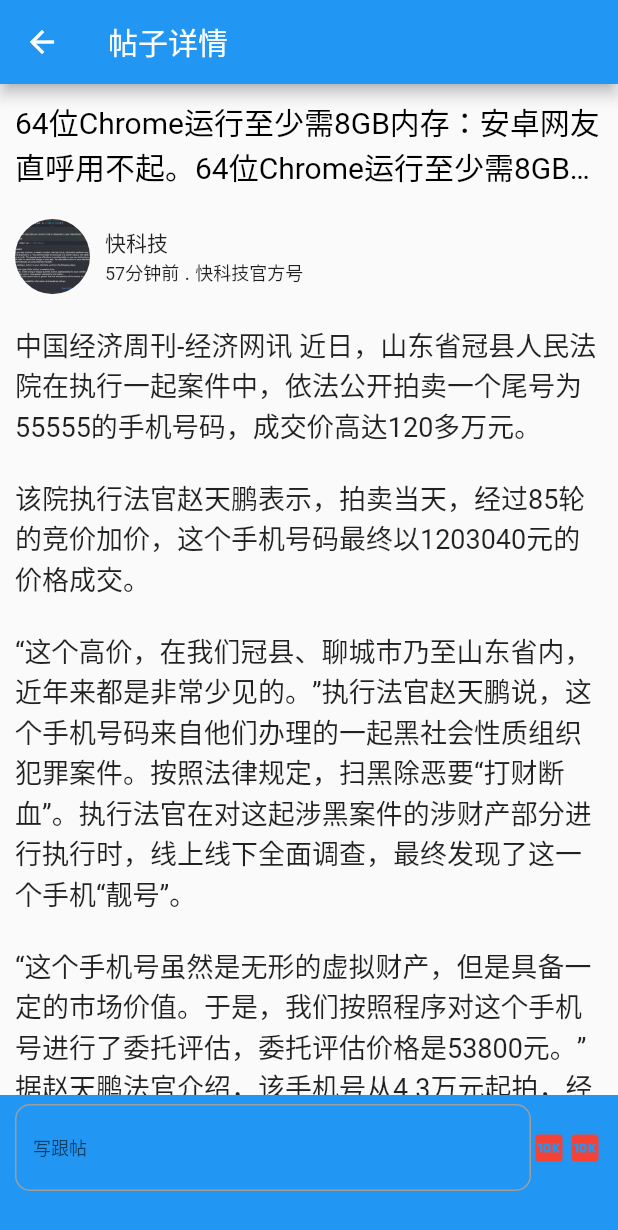
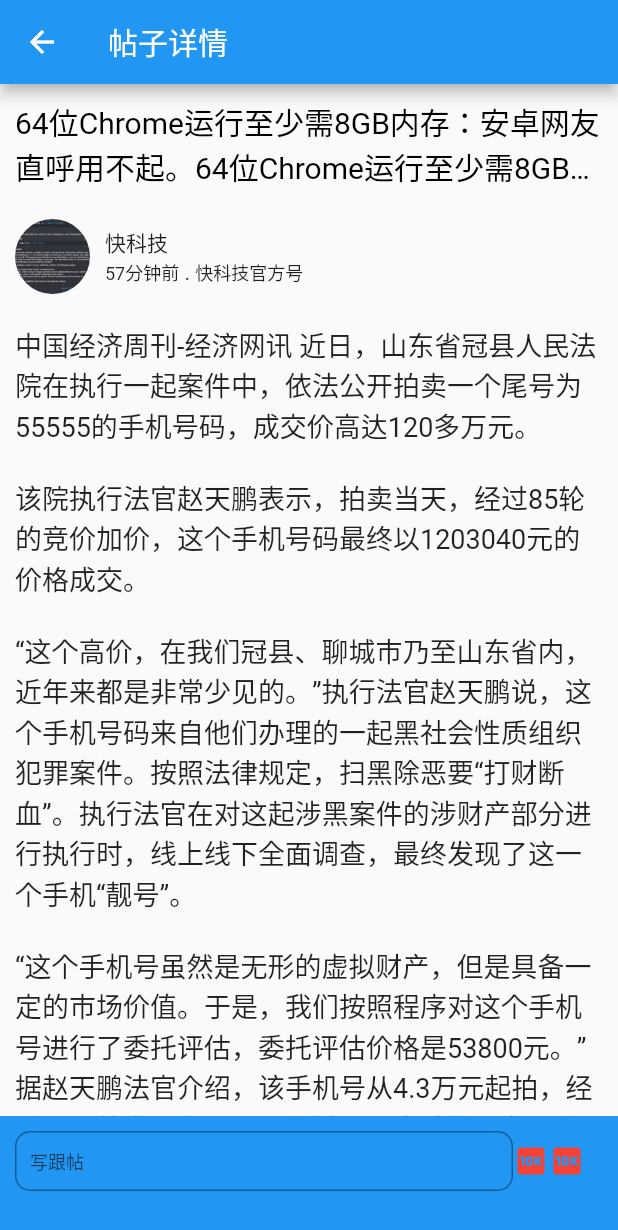
Before and after one commit to CaryZheng/swiftmic_news_flutter, a Flutter app: the ArticleDetailPageView screen opened directly, on a phone screen of 412 x 824 dp. Shown: the top 1230 px of the screen. Run offline on Flutter 3.47's test engine with Material 2 defaults, Android fonts, the phone set to English and light mode, and no system bars; our stand-ins replace pull_to_refresh; network calls fail.

Commit message:
Update detail page input widget

```diff
--- a/lib/article/ArticleDetailPageView.dart
+++ b/lib/article/ArticleDetailPageView.dart
@@ -108,17 +108,28 @@
             color: Colors.blue,
             child: Row(
               children: [
-                Expanded(
+                SizedBox(
+                  width: MediaQuery.of(context).size.width - 80,
+                  height: 40,
+                  child: Container(
                     child: TextField(
                       style: TextStyle(
                         fontSize: 12,
                       ),
                       decoration: InputDecoration(
+                        contentPadding: EdgeInsets.all(10),
                         hintText: "写跟帖",
-                      enabledBorder: OutlineInputBorder(
+                        border: OutlineInputBorder(
                           borderSide: BorderSide(color: Colors.grey),
                           borderRadius: BorderRadius.all(
                             Radius.circular(10.0),
+                          ),
+                        ),
+                        focusedBorder: OutlineInputBorder(
+                          borderSide: BorderSide(color: Colors.grey),
+                          borderRadius: BorderRadius.all(
+                            Radius.circular(10.0),
+                          ),
                         ),
                       ),
                     ),
@@ -140,7 +151,7 @@
                 ),
               ],
             ),
-            padding: EdgeInsets.fromLTRB(10, 6, 10, 30),
+            padding: EdgeInsets.fromLTRB(10, 10, 10, 30),
           ),
         ],
       ),
```
Lines whose indentation alone changed are shown as unchanged.
